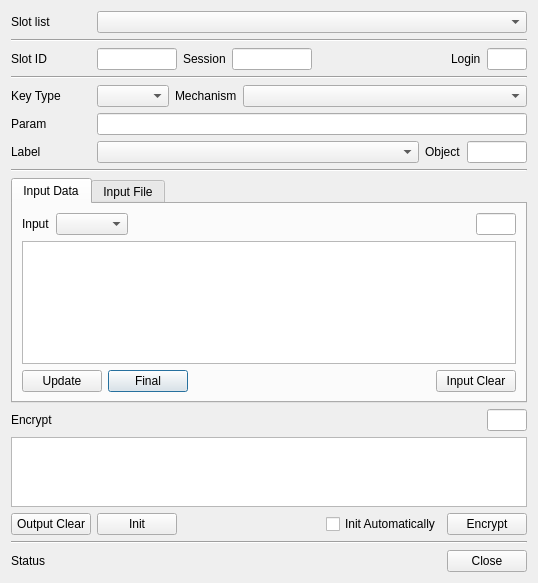
This is CryptokiMan/encrypt_dlg.ui in jykim74/CryptokiMan as Qt 5 draws it before an edit. The edited form follows.
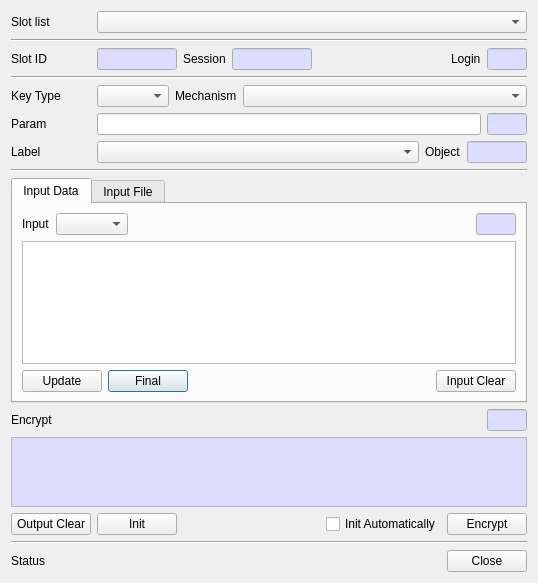
This is the edited form. The open tabs and pages were chosen to show the change.

Commit message: Encrypt/Decrypt 파일 모드 오류 수정

```diff
--- a/CryptokiMan/encrypt_dlg.ui
+++ b/CryptokiMan/encrypt_dlg.ui
@@ -77,6 +77,46 @@
          <height>16777215</height>
         </size>
        </property>
+       <property name="palette">
+        <palette>
+         <active>
+          <colorrole role="Base">
+           <brush brushstyle="SolidPattern">
+            <color alpha="255">
+             <red>221</red>
+             <green>221</green>
+             <blue>255</blue>
+            </color>
+           </brush>
+          </colorrole>
+         </active>
+         <inactive>
+          <colorrole role="Base">
+           <brush brushstyle="SolidPattern">
+            <color alpha="255">
+             <red>221</red>
+             <green>221</green>
+             <blue>255</blue>
+            </color>
+           </brush>
+          </colorrole>
+         </inactive>
+         <disabled>
+          <colorrole role="Base">
+           <brush brushstyle="SolidPattern">
+            <color alpha="255">
+             <red>240</red>
+             <green>240</green>
+             <blue>240</blue>
+            </color>
+           </brush>
+          </colorrole>
+         </disabled>
+        </palette>
+       </property>
+       <property name="readOnly">
+        <bool>true</bool>
+       </property>
       </widget>
      </item>
      <item>
@@ -94,6 +134,46 @@
          <height>16777215</height>
         </size>
        </property>
+       <property name="palette">
+        <palette>
+         <active>
+          <colorrole role="Base">
+           <brush brushstyle="SolidPattern">
+            <color alpha="255">
+             <red>221</red>
+             <green>221</green>
+             <blue>255</blue>
+            </color>
+           </brush>
+          </colorrole>
+         </active>
+         <inactive>
+          <colorrole role="Base">
+           <brush brushstyle="SolidPattern">
+            <color alpha="255">
+             <red>221</red>
+             <green>221</green>
+             <blue>255</blue>
+            </color>
+           </brush>
+          </colorrole>
+         </inactive>
+         <disabled>
+          <colorrole role="Base">
+           <brush brushstyle="SolidPattern">
+            <color alpha="255">
+             <red>240</red>
+             <green>240</green>
+             <blue>240</blue>
+            </color>
+           </brush>
+          </colorrole>
+         </disabled>
+        </palette>
+       </property>
+       <property name="readOnly">
+        <bool>true</bool>
+       </property>
       </widget>
      </item>
      <item>
@@ -124,6 +204,46 @@
          <height>16777215</height>
         </size>
        </property>
+       <property name="palette">
+        <palette>
+         <active>
+          <colorrole role="Base">
+           <brush brushstyle="SolidPattern">
+            <color alpha="255">
+             <red>221</red>
+             <green>221</green>
+             <blue>255</blue>
+            </color>
+           </brush>
+          </colorrole>
+         </active>
+         <inactive>
+          <colorrole role="Base">
+           <brush brushstyle="SolidPattern">
+            <color alpha="255">
+             <red>221</red>
+             <green>221</green>
+             <blue>255</blue>
+            </color>
+           </brush>
+          </colorrole>
+         </inactive>
+         <disabled>
+          <colorrole role="Base">
+           <brush brushstyle="SolidPattern">
+            <color alpha="255">
+             <red>240</red>
+             <green>240</green>
+             <blue>240</blue>
+            </color>
+           </brush>
+          </colorrole>
+         </disabled>
+        </palette>
+       </property>
+       <property name="readOnly">
+        <bool>true</bool>
+       </property>
       </widget>
      </item>
     </layout>
@@ -202,6 +322,62 @@
      <item row="0" column="1">
       <widget class="QLineEdit" name="mParamText"/>
      </item>
+     <item row="0" column="2">
+      <widget class="QLineEdit" name="mParamLenText">
+       <property name="minimumSize">
+        <size>
+         <width>40</width>
+         <height>0</height>
+        </size>
+       </property>
+       <property name="maximumSize">
+        <size>
+         <width>40</width>
+         <height>16777215</height>
+        </size>
+       </property>
+       <property name="palette">
+        <palette>
+         <active>
+          <colorrole role="Base">
+           <brush brushstyle="SolidPattern">
+            <color alpha="255">
+             <red>221</red>
+             <green>221</green>
+             <blue>255</blue>
+            </color>
+           </brush>
+          </colorrole>
+         </active>
+         <inactive>
+          <colorrole role="Base">
+           <brush brushstyle="SolidPattern">
+            <color alpha="255">
+             <red>221</red>
+             <green>221</green>
+             <blue>255</blue>
+            </color>
+           </brush>
+          </colorrole>
+         </inactive>
+         <disabled>
+          <colorrole role="Base">
+           <brush brushstyle="SolidPattern">
+            <color alpha="255">
+             <red>240</red>
+             <green>240</green>
+             <blue>240</blue>
+            </color>
+           </brush>
+          </colorrole>
+         </disabled>
+        </palette>
+       </property>
+       <property name="readOnly">
+        <bool>true</bool>
+       </property>
+      </widget>
+     </item>
     </layout>
    </item>
    <item>
@@ -253,6 +429,46 @@
          <height>16777215</height>
         </size>
        </property>
+       <property name="palette">
+        <palette>
+         <active>
+          <colorrole role="Base">
+           <brush brushstyle="SolidPattern">
+            <color alpha="255">
+             <red>221</red>
+             <green>221</green>
+             <blue>255</blue>
+            </color>
+           </brush>
+          </colorrole>
+         </active>
+         <inactive>
+          <colorrole role="Base">
+           <brush brushstyle="SolidPattern">
+            <color alpha="255">
+             <red>221</red>
+             <green>221</green>
+             <blue>255</blue>
+            </color>
+           </brush>
+          </colorrole>
+         </inactive>
+         <disabled>
+          <colorrole role="Base">
+           <brush brushstyle="SolidPattern">
+            <color alpha="255">
+             <red>240</red>
+             <green>240</green>
+             <blue>240</blue>
+            </color>
+           </brush>
+          </colorrole>
+         </disabled>
+        </palette>
+       </property>
+       <property name="readOnly">
+        <bool>true</bool>
+       </property>
       </widget>
      </item>
     </layout>
@@ -293,6 +509,46 @@
              <height>16777215</height>
             </size>
            </property>
+           <property name="palette">
+            <palette>
+             <active>
+              <colorrole role="Base">
+               <brush brushstyle="SolidPattern">
+                <color alpha="255">
+                 <red>221</red>
+                 <green>221</green>
+                 <blue>255</blue>
+                </color>
+               </brush>
+              </colorrole>
+             </active>
+             <inactive>
+              <colorrole role="Base">
+               <brush brushstyle="SolidPattern">
+                <color alpha="255">
+                 <red>221</red>
+                 <green>221</green>
+                 <blue>255</blue>
+                </color>
+               </brush>
+              </colorrole>
+             </inactive>
+             <disabled>
+              <colorrole role="Base">
+               <brush brushstyle="SolidPattern">
+                <color alpha="255">
+                 <red>240</red>
+                 <green>240</green>
+                 <blue>240</blue>
+                </color>
+               </brush>
+              </colorrole>
+             </disabled>
+            </palette>
+           </property>
+           <property name="readOnly">
+            <bool>true</bool>
+           </property>
           </widget>
          </item>
          <item row="0" column="0">
@@ -958,6 +1214,46 @@
          <height>16777215</height>
         </size>
        </property>
+       <property name="palette">
+        <palette>
+         <active>
+          <colorrole role="Base">
+           <brush brushstyle="SolidPattern">
+            <color alpha="255">
+             <red>221</red>
+             <green>221</green>
+             <blue>255</blue>
+            </color>
+           </brush>
+          </colorrole>
+         </active>
+         <inactive>
+          <colorrole role="Base">
+           <brush brushstyle="SolidPattern">
+            <color alpha="255">
+             <red>221</red>
+             <green>221</green>
+             <blue>255</blue>
+            </color>
+           </brush>
+          </colorrole>
+         </inactive>
+         <disabled>
+          <colorrole role="Base">
+           <brush brushstyle="SolidPattern">
+            <color alpha="255">
+             <red>240</red>
+             <green>240</green>
+             <blue>240</blue>
+            </color>
+           </brush>
+          </colorrole>
+         </disabled>
+        </palette>
+       </property>
+       <property name="readOnly">
+        <bool>true</bool>
+       </property>
       </widget>
      </item>
      <item row="0" column="1">
@@ -976,7 +1272,48 @@
     </layout>
    </item>
    <item>
-    <widget class="QPlainTextEdit" name="mOutputText"/>
+    <widget class="QPlainTextEdit" name="mOutputText">
+     <property name="palette">
+      <palette>
+       <active>
+        <colorrole role="Base">
+         <brush brushstyle="SolidPattern">
+          <color alpha="255">
+           <red>221</red>
+           <green>221</green>
+           <blue>255</blue>
+          </color>
+         </brush>
+        </colorrole>
+       </active>
+       <inactive>
+        <colorrole role="Base">
+         <brush brushstyle="SolidPattern">
+          <color alpha="255">
+           <red>221</red>
+           <green>221</green>
+           <blue>255</blue>
+          </color>
+         </brush>
+        </colorrole>
+       </inactive>
+       <disabled>
+        <colorrole role="Base">
+         <brush brushstyle="SolidPattern">
+          <color alpha="255">
+           <red>240</red>
+           <green>240</green>
+           <blue>240</blue>
+          </color>
+         </brush>
+        </colorrole>
+       </disabled>
+      </palette>
+     </property>
+     <property name="readOnly">
+      <bool>true</bool>
+     </property>
+    </widget>
    </item>
    <item>
     <layout class="QHBoxLayout" name="horizontalLayout_2">
```
Left out of the diff: 2 changed lines with no effect on the pictures. The commit also changes 7 other files.
